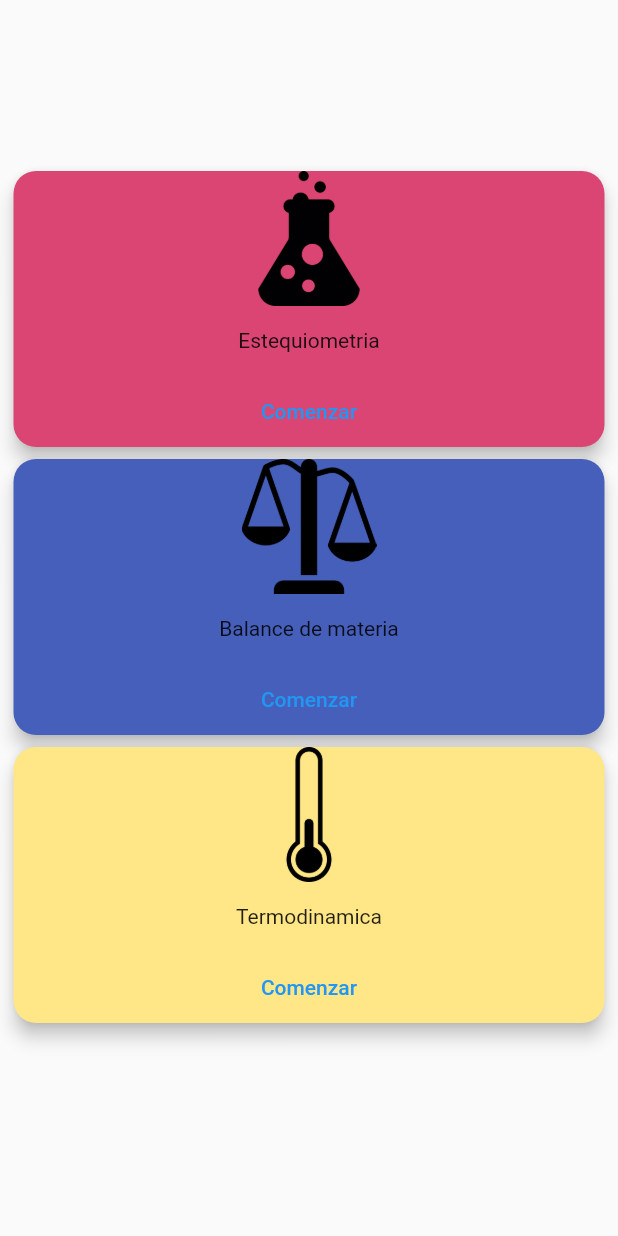
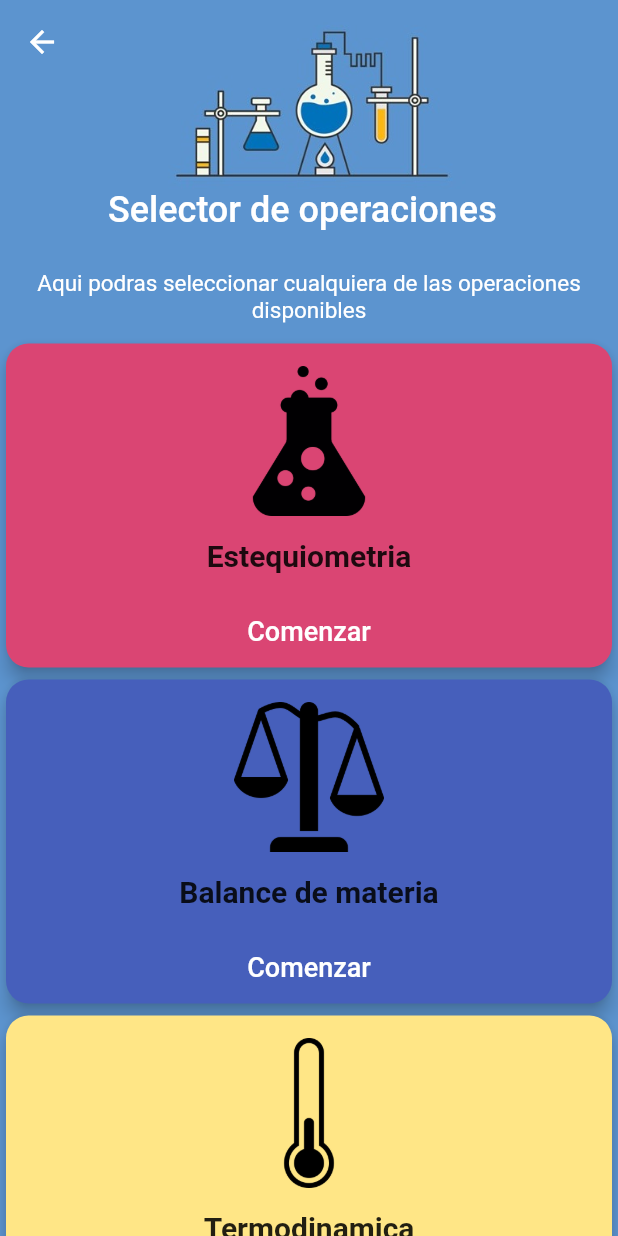
Before and after one commit to Lomosaurio123/Help-Chem, a Flutter app: the OperationSelectorPage screen opened by its route, on a phone screen of 412 x 824 dp. Run offline on Flutter 3.47's test engine with Material 2 defaults, Android fonts, the phone set to English and light mode, and no system bars.

Commit message:
Fixing Op selector design

```diff
--- a/lib/src/pages/OpSelector.dart
+++ b/lib/src/pages/OpSelector.dart
@@ -1,5 +1,4 @@
 import 'dart:ui';
-
 import 'package:flutter/material.dart';
 
 
@@ -8,65 +7,61 @@ import 'package:help_chem/src/utils/hex_color_util.dart';
 
 class OperationSelectorPage extends StatelessWidget {
 
+  final styleHeader = new TextStyle(fontSize: 16, color: getColorFromHex("#FFFFFF") );
 
   @override
   Widget build(BuildContext context) {
     return Scaffold(
-      /*appBar: AppBar(
-        title: Text('Op selector'),
-      ),*/
+      backgroundColor: getColorFromHex('#5C94CF'),
+      body: CustomScrollView(
 
-      body:ListView(
+        slivers: <Widget>[
+          SliverAppBar(
+            pinned: true,
+            snap: false ,
+            floating: true ,
+            expandedHeight: 170,
+            backgroundColor: getColorFromHex('#5C94CF') ,
+            flexibleSpace: FlexibleSpaceBar(
+              title: Text('Selector de operaciones', style: styleHeader ,) ,
+              background: Image(
+                 image: AssetImage('resources/Images/HeaderOpSelector.jpg'),
+                 width: 10,
+                 isAntiAlias: true,
+                 fit: BoxFit.fill,
+              ),
+            ),
+          ),
+          SliverToBoxAdapter(
 
-       // padding: EdgeInsets.all(10),
-       padding:  EdgeInsets.symmetric(vertical: 40, horizontal: 5),
-        children: <Widget>[
+            child: Container(
 
-          Container(
-            height: 70.0,
+              color: getColorFromHex('#5C94CF'),//'#23384F'
+              height: 55,
+              padding: EdgeInsets.symmetric(horizontal: 20, vertical: 10),
+              child: Center(
+                child: Text('Aqui podras seleccionar cualquiera de las operaciones disponibles', style: TextStyle(color: Colors.white, fontSize: 15 ), textAlign: TextAlign.center,),
               ),
+
+            ),
+          ),
+          SliverList(
+            delegate: SliverChildListDelegate(
+              [
                 _cardTipo2(context),
                 //SizedBox(height: 10.0,),
                 _cardTipo3(context),
                 //SizedBox(height: 10.0,),
                 _cardTipo4(context),
 
-
               ],
             ),
-
-    );
-  }
-
-  Widget _cardTipo1() {
-
-    return Card(
-      elevation: 5.0,
-      //color: getColorFromHex("#297ed4") ,
-      shape: RoundedRectangleBorder( borderRadius: BorderRadius.circular(15)),
-      child: Column(
-        children: <Widget>[
-          ListTile(
-
-            leading: Icon( Icons.science, color: Colors.black,),
-            title: Text('Estequiometria'),
-            subtitle: Text('En este apartado podras realizar operaciones relacionadas con la estequiometria de una manera facil y rapida'),
-          ),
-          Row(
-            mainAxisAlignment: MainAxisAlignment.center,
-            children: <Widget>[
-              TextButton(
-                child: Text('Comenzar'),
-                onPressed: (){
-
-                },
-              )
-            ],
           ),
         ],
       ),
     );
   }
+
 
   Widget _cardTipo2(BuildContext context) {
 
@@ -78,30 +73,25 @@ class OperationSelectorPage extends StatelessWidget {
        child: Column(
          children: <Widget>[
 
-
-          /*FadeInImage(
-            image: NetworkImage('https://i.pinimg.com/originals/d6/59/32/d659327352c91c066f15cd8a6c625697.png'),
-            placeholder: AssetImage('resources/Images/jar-loading.gif'),
-          ),*/
+          SizedBox(height: 15.0,),
 
           Image(
-            height: 90,
-            width: 90,
+            height: 100,
+            width: 100,
             image: AssetImage('resources/Images/matraz.png')
 
           ),
 
-
-
           Container(
             padding: EdgeInsets.all(15) ,
-             child: Text('Estequiometria')
+             child: Text('Estequiometria', style: TextStyle(fontSize: 20, fontWeight: FontWeight.bold),)
           ),
+
           Row(
             mainAxisAlignment: MainAxisAlignment.center,
             children: <Widget>[
               TextButton(
-                child: Text('Comenzar'),
+                child: Text('Comenzar', style: TextStyle(color: Colors.white, fontSize: 18 ),),
                 onPressed: (){
 
                   Navigator.pushNamed(context, 'Stoichiometry');
@@ -115,11 +105,6 @@ class OperationSelectorPage extends StatelessWidget {
          ],
        ),
     );
-
-
-
-
-
   }
 
   Widget _cardTipo3(BuildContext context) {
@@ -132,30 +117,25 @@ class OperationSelectorPage extends StatelessWidget {
        child: Column(
          children: <Widget>[
 
-
-          /*FadeInImage(
-            image: NetworkImage('https://i.pinimg.com/originals/d6/59/32/d659327352c91c066f15cd8a6c625697.png'),
-            placeholder: AssetImage('resources/Images/jar-loading.gif'),
-          ),*/
+          SizedBox(height: 15.0,),
 
           Image(
-            height: 90,
-            width: 90,
+            height: 100,
+            width: 100,
             image: AssetImage('resources/Images/scales.png')
 
           ),
 
-
-
           Container(
             padding: EdgeInsets.all(15) ,
-             child: Text('Balance de materia')
+             child: Text('Balance de materia', style: TextStyle(fontSize: 20, fontWeight: FontWeight.bold),)
           ),
+
           Row(
             mainAxisAlignment: MainAxisAlignment.center,
             children: <Widget>[
               TextButton(
-                child: Text('Comenzar'),
+                child: Text('Comenzar', style: TextStyle(color: Colors.white, fontSize: 18),),
                 onPressed: (){
 
                   Navigator.pushNamed(context, 'MatterBalance');
@@ -182,30 +162,25 @@ class OperationSelectorPage extends StatelessWidget {
        child: Column(
          children: <Widget>[
 
-
-          /*FadeInImage(
-            image: NetworkImage('https://i.pinimg.com/originals/d6/59/32/d659327352c91c066f15cd8a6c625697.png'),
-            placeholder: AssetImage('resources/Images/jar-loading.gif'),
-          ),*/
+          SizedBox(height: 15.0,),
 
           Image(
-            height: 90,
-            width: 90,
+            height: 100,
+            width: 100,
             image: AssetImage('resources/Images/thermometer.png')
 
           ),
 
-
-
           Container(
             padding: EdgeInsets.all(15) ,
-             child: Text('Termodinamica')
+             child: Text('Termodinamica', style: TextStyle(fontSize: 20, fontWeight: FontWeight.bold),)
           ),
+
           Row(
             mainAxisAlignment: MainAxisAlignment.center,
             children: <Widget>[
               TextButton(
-                child: Text('Comenzar'),
+                child: Text('Comenzar', style: TextStyle(color: Colors.black, fontSize: 18),),
                 onPressed: (){
 
                   Navigator.pushNamed(context, 'Thermodynamics');
@@ -215,13 +190,10 @@ class OperationSelectorPage extends StatelessWidget {
             ],
           ),
 
-
          ],
        ),
     );
   }
 
 
-
-
 }
```
Also changed, not shown: resources/Images/HeaderOpSelector.jpg (added). Lines whose indentation alone changed are shown as unchanged.
